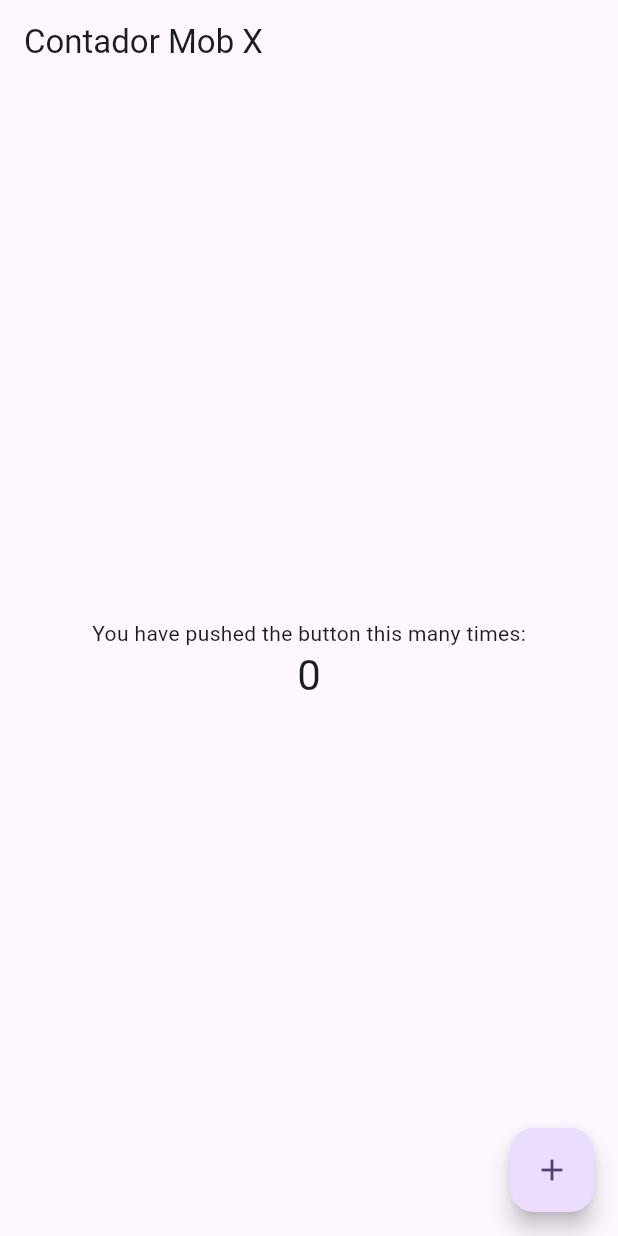
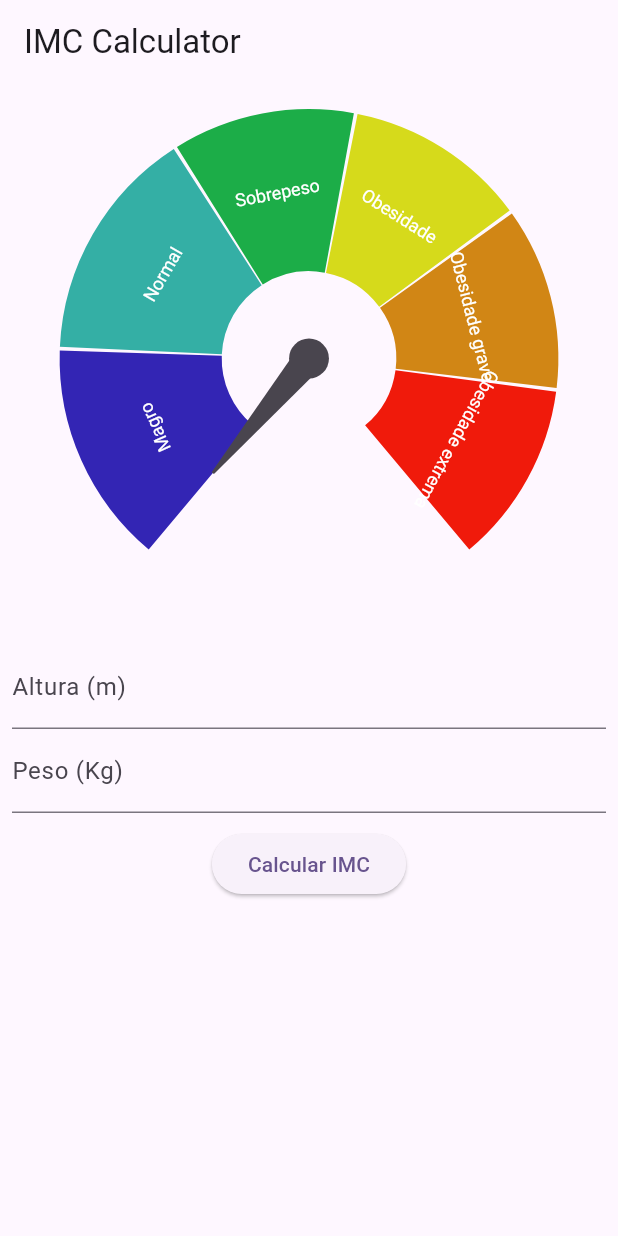
Before and after one commit to Jhonn-y/mobX_IMC, a Flutter app: the screen it shows after launch, on a phone screen of 412 x 824 dp. Run offline on Flutter 3.47's test engine with Material 3 defaults, Android fonts, the phone set to English and light mode, and no system bars; drawn by our look-alikes of syncfusion_flutter_gauges; our stand-ins replace currency_text_input_formatter, flutter_mobx, mobx; generated files the repository leaves out were written again.

Commit message:
Calculadora de IMC com mobX completa

```diff
--- /dev/null
+++ b/lib/imc/controller/imc_controller.dart
@@ -0,0 +1,28 @@
+import 'package:mobx/mobx.dart';
+part 'imc_controller.g.dart';
+
+class ImcController = ImcControllerBase with _$ImcController;
+
+abstract class ImcControllerBase with Store {
+
+  @observable
+  double imc = 0.0;
+
+  @observable
+  String? error;
+
+  @computed
+  bool get hasError => error != null;
+
+  @action
+  Future<void> calculateImc({required double weight,required double height}) async {
+    try {
+  imc = 0.0;
+  error = null;
+  await Future.delayed(const Duration(seconds: 1));
+  imc = weight / (height * 2);
+} catch (e) {
+  error = 'Error calculating IMC';
+}
+  }
+}
--- /dev/null
+++ b/lib/imc/imc_page.dart
@@ -0,0 +1,139 @@
+// ignore_for_file: prefer_const_constructors, non_constant_identifier_names, body_might_complete_normally_nullable
+
+import 'package:currency_text_input_formatter/currency_text_input_formatter.dart';
+import 'package:flutter/material.dart';
+import 'package:flutter_mobx/flutter_mobx.dart';
+import 'package:intl/intl.dart';
+import 'package:mobx/mobx.dart';
+import 'package:mobx_imc/imc/controller/imc_controller.dart';
+import 'package:mobx_imc/widgets/imc_gauge.dart';
+
+class ImcPage extends StatefulWidget {
+  const ImcPage({super.key});
+
+  @override
+  State<ImcPage> createState() => _ImcPageState();
+}
+
+class _ImcPageState extends State<ImcPage> {
+  final heightEC = TextEditingController();
+
+  final weightEC = TextEditingController();
+
+  final formkey = GlobalKey<FormState>();
+
+  final controller = ImcController();
+
+  final listDispose = <ReactionDisposer>[];
+
+  @override
+  void initState() {
+    super.initState();
+
+    final reactionDispose = reaction<bool>((_) => controller.hasError,(hasError) =>
+    ScaffoldMessenger.of(context).showSnackBar(SnackBar(
+      backgroundColor: Colors.red,
+      content: Text(controller.error?? 'ERRO'))));
+
+    listDispose.add(reactionDispose);
+  }
+
+  @override
+  void dispose() {
+    heightEC.dispose();
+    weightEC.dispose();
+    super.dispose();
+    for (var reactionDisposer in listDispose) {
+      reactionDisposer();
+    }
+  }
+
+  @override
+  Widget build(BuildContext context) {
+    return Scaffold(
+      appBar: AppBar(
+        title: Text('IMC Calculator'),
+      ),
+      body: SingleChildScrollView(
+        child: Form(
+          key: formkey,
+          child: Padding(
+            padding: const EdgeInsets.all(8.0),
+            child: Column(
+              children: [
+                Observer(
+                  builder: (_) {
+                    return ImcGauge(imc: controller.imc);
+                  },
+                ),
+                SizedBox(
+                  height: 16.0,
+                ),
+                TextFormField(
+                  controller: heightEC,
+                  keyboardType: TextInputType.number,
+                  decoration: InputDecoration(
+                    labelText: 'Altura (m)',
+                  ),
+                  validator: (String? value) {
+                    if (value == null || value.isEmpty) {
+                      return 'Campo Obrigatótio!';
+                    }
+                  },
+                  inputFormatters: [
+                    CurrencyTextInputFormatter.currency(
+                      locale: 'pt-BR',
+                      symbol: '',
+                      decimalDigits: 2,
+                      turnOffGrouping: true,
+                    ),
+                  ],
+                ),
+                TextFormField(
+                    controller: weightEC,
+                    keyboardType: TextInputType.number,
+                    decoration: InputDecoration(
+                      labelText: 'Peso (Kg)',
+                    ),
+                    validator: (String? value) {
+                      if (value == null || value.isEmpty) {
+                        return 'Campo Obrigatótio!';
+                      }
+                    },
+                    inputFormatters: [
+                      CurrencyTextInputFormatter.currency(
+                        locale: 'pt-BR',
+                        symbol: '',
+                        decimalDigits: 2,
+                        turnOffGrouping: true,
+                      ),
+                    ]),
+                SizedBox(
+                  height: 10,
+                ),
+                ElevatedButton(
+                  onPressed: () {
+                    var formValidate =
+                        formkey.currentState?.validate() ?? false;
+
+                    if (formValidate) {
+                      var formatter = NumberFormat.simpleCurrency(
+                        locale: 'pt-BR',
+                        decimalDigits: 2,
+                      );
+                      double height = formatter.parse(heightEC.text) as double;
+                      double weight = formatter.parse(weightEC.text) as double;
+
+                      controller.calculateImc(height: height, weight: weight);
+                    }
+                  },
+                  child: Text("Calcular IMC"),
+                )
+              ],
+            ),
+          ),
+        ),
+      ),
+    );
+  }
+}
--- a/lib/main.dart
+++ b/lib/main.dart
@@ -1,6 +1,7 @@
 import 'package:flutter/material.dart';
-import 'package:mobx_imc/contador/counter_page.dart';
-import 'package:mobx_imc/contador_codegen/counter_codegen_page.dart';
+// import 'package:mobx_imc/contador/counter_page.dart';
+// import 'package:mobx_imc/contador_codegen/counter_codegen_page.dart';
+import 'package:mobx_imc/imc/imc_page.dart';
 
 void main() {
   runApp(const MyApp());
@@ -16,7 +17,7 @@ class MyApp extends StatelessWidget {
         colorScheme: ColorScheme.fromSeed(seedColor: Colors.deepPurple),
         useMaterial3: true,
       ),
-      home: CounterCodegenPage(),
+      home: const ImcPage(),
     );
   }
 }
--- /dev/null
+++ b/lib/widgets/imc_gauge.dart
@@ -0,0 +1,64 @@
+import 'package:flutter/material.dart';
+import 'package:mobx_imc/widgets/imc_gauge_range.dart';
+import 'package:syncfusion_flutter_gauges/gauges.dart';
+
+class ImcGauge extends StatelessWidget {
+  final double imc;
+  const ImcGauge({super.key, required this.imc});
+
+  @override
+  Widget build(BuildContext context) {
+    return SfRadialGauge(
+        enableLoadingAnimation: true,
+        axes: [
+          RadialAxis(
+            showTicks: false,
+            showLabels: false,
+            showAxisLine: false,
+            minimum: 12.5,
+            maximum: 44.9,
+            ranges: [
+              GaugeRangebase(
+                  color: const Color.fromARGB(255, 51, 37, 180),
+                  start: 12.5,
+                  end: 18.5,
+                  label: 'Magro'),
+              GaugeRangebase(
+                  color: const Color.fromARGB(255, 52, 175, 165),
+                  start: 18.6,
+                  end: 24.9,
+                  label: 'Normal'),
+              GaugeRangebase(
+                  color: const Color.fromARGB(255, 28, 173, 72),
+                  start: 25,
+                  end: 29.9,
+                  label: 'Sobrepeso'),
+              GaugeRangebase(
+                  color: const Color.fromARGB(255, 214, 218, 27),
+                  start: 30,
+                  end: 34.9,
+                  label: 'Obesidade'),
+              GaugeRangebase(
+                color: const Color.fromARGB(255, 209, 134, 21),
+                start: 35,
+                end: 39.9,
+                label: 'Obesidade grave',
+              ),
+              GaugeRangebase(
+                color: const Color.fromARGB(255, 240, 26, 11),
+                start: 40,
+                end: 44.9,
+                label: 'Obesidade extrema',
+              )
+            ],
+            pointers: [
+              NeedlePointer(
+                value: imc,
+                enableAnimation: true,
+              )
+            ],
+          ),
+        ],
+      );
+  }
+}
--- /dev/null
+++ b/lib/widgets/imc_gauge_range.dart
@@ -0,0 +1,22 @@
+import 'dart:ui';
+import 'package:syncfusion_flutter_gauges/gauges.dart';
+
+class GaugeRangebase extends GaugeRange {
+  GaugeRangebase(
+    {
+      required Color color,
+      required double start,
+      required double end,
+      required String label})
+    : super (
+
+      color: color,
+      startValue: start,
+      endValue: end,
+      label: label,
+      sizeUnit: GaugeSizeUnit.factor,
+      labelStyle: GaugeTextStyle( fontFamily: 'Times', fontSize: 12),
+      startWidth: 0.65,
+      endWidth: 0.65
+    );
+}
```
Also changed, not shown: pubspec.yaml (+7 -2 lines), 1 other file.
